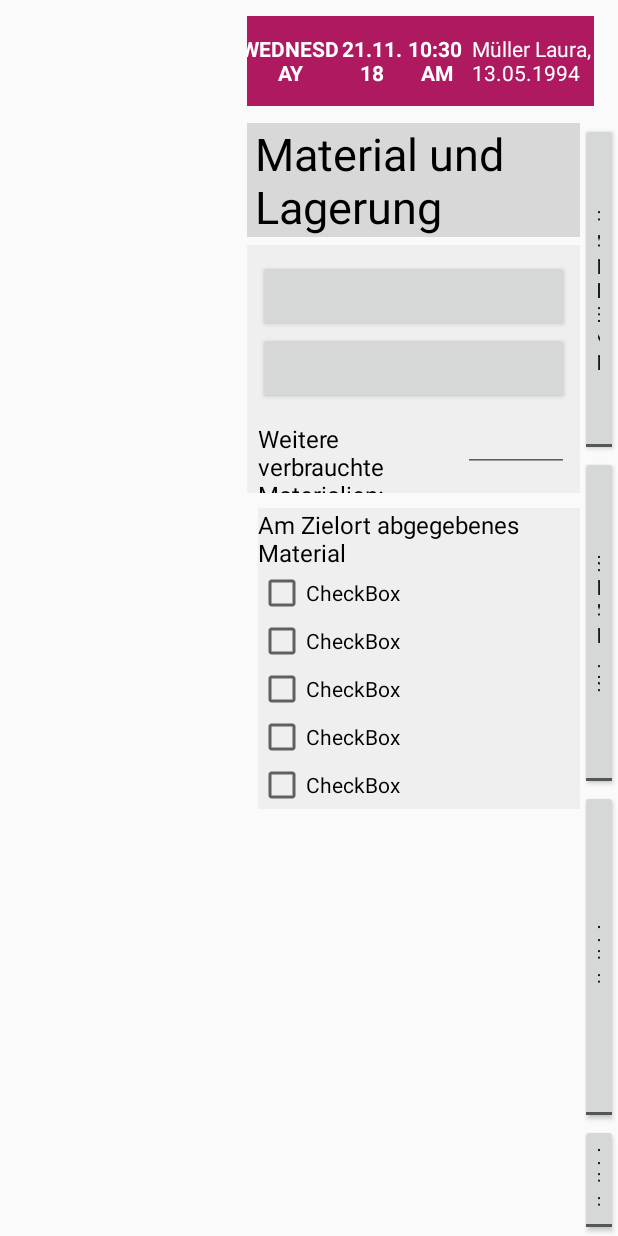
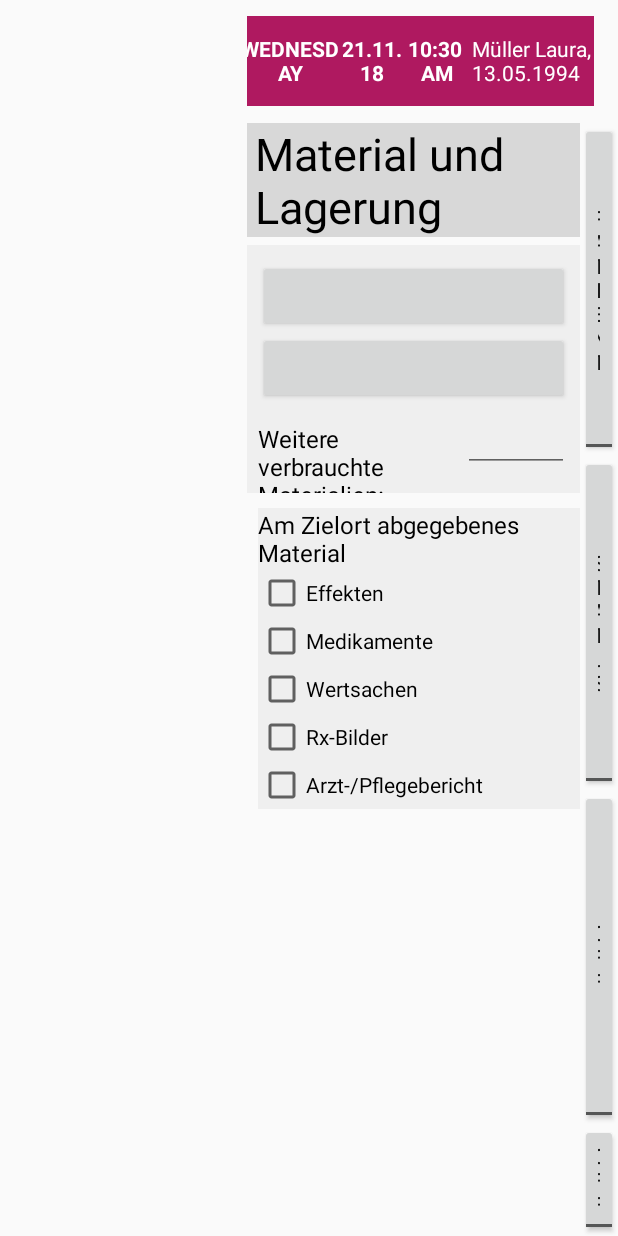
Before and after one commit to bauej1/epatientenprotokoll, an Android app: the fragment MaterialFragment placed in its activity, on a phone screen of 412 x 824 dp. Run offline under Robolectric (Android 15) with nearby library versions, the phone set to English and light mode, and no system bars; libraries missing offline, so code that uses them is left out: org.honorato.multistatetogglebutton; plain views replace MultiStateToggleButton; 8 statements that could not run were skipped.

Commit message:
adapted color theme

```diff
--- a/app/build.gradle
+++ b/app/build.gradle
@@ -25,7 +25,6 @@ android {
 dependencies {
     implementation fileTree(include: ['*.jar'], dir: 'libs')
     implementation 'com.android.support:appcompat-v7:28.0.0'
-    implementation 'com.android.support.constraint:constraint-layout:1.1.3'
     testImplementation 'junit:junit:4.12'
     androidTestImplementation 'com.android.support.test:runner:1.0.2'
     androidTestImplementation 'com.android.support.test.espresso:espresso-core:3.0.2'
--- a/app/src/main/AndroidManifest.xml
+++ b/app/src/main/AndroidManifest.xml
@@ -8,7 +8,8 @@
         android:roundIcon="@mipmap/ic_launcher_round"
         android:icon="@mipmap/ic_launcher"
         android:supportsRtl="true"
-        android:theme="@style/Theme.AppCompat.Light.NoActionBar.FullScreen" >
+        android:theme="@style/AppTheme"
+        >
         <activity android:name=".activities.MainActivity">
             android:screenOrientation="landscape"
             <intent-filter>
--- a/app/src/main/java/com/epatientenprotokoll/epatientenprotokoll/activities/MainActivity.java
+++ b/app/src/main/java/com/epatientenprotokoll/epatientenprotokoll/activities/MainActivity.java
@@ -3,6 +3,7 @@ package com.epatientenprotokoll.epatientenprotokoll.activities;
 import android.app.ActionBar;
 import android.app.AlertDialog;
 import android.content.Context;
+import android.content.res.Resources;
 import android.support.v4.app.FragmentTransaction;
 import android.support.v7.app.AppCompatActivity;
 import android.os.Bundle;
--- a/app/src/main/res/layout/activity_main.xml
+++ b/app/src/main/res/layout/activity_main.xml
@@ -1,6 +1,6 @@
 <?xml version="1.0" encoding="utf-8"?>
 <LinearLayout xmlns:android="http://schemas.android.com/apk/res/android"
-    xmlns:app="http://schemas.android.com/apk/res-auto"
+    xmlns:mstb="http://schemas.android.com/apk/res-auto"
     xmlns:tools="http://schemas.android.com/tools"
     android:layout_width="match_parent"
     android:layout_height="match_parent"
@@ -47,7 +47,7 @@
                     android:gravity="center_horizontal"
                     android:text="TextView"
                     android:textAllCaps="true"
-                    android:textColor="@android:color/white"
+                    android:textColor="@color/white"
                     android:textStyle="bold" />
 
                 <TextView
@@ -57,7 +57,7 @@
                     android:layout_weight="2"
                     android:gravity="center_horizontal"
                     android:text="TextView"
-                    android:textColor="@android:color/white"
+                    android:textColor="@color/white"
                     android:textStyle="bold" />
 
                 <TextClock
@@ -65,7 +65,7 @@
                     android:layout_height="wrap_content"
                     android:layout_weight="2"
                     android:gravity="center_horizontal"
-                    android:textColor="@android:color/white"
+                    android:textColor="@color/white"
                     android:textStyle="bold" />
 
                 <TextView
@@ -74,7 +74,7 @@
                     android:layout_height="wrap_content"
                     android:layout_weight="10"
                     android:text="Müller Laura, 13.05.1994"
-                    android:textColor="@android:color/white" />
+                    android:textColor="@color/white" />
             </LinearLayout>
 
             <Button
@@ -85,7 +85,7 @@
                 android:layout_weight="15"
                 android:background="@color/colorAccent"
                 android:text="A1"
-                android:textColor="@android:color/white"
+                android:textColor="@color/white"
                 android:textColorLink="@color/colorAccent" />
 
             <Button
@@ -97,7 +97,7 @@
                 android:layout_weight="15"
                 android:background="@color/colorAccent"
                 android:text="B"
-                android:textColor="@android:color/white" />
+                android:textColor="@color/white" />
 
             <ImageButton
                 android:id="@+id/ibTime"
@@ -107,7 +107,7 @@
                 android:layout_marginTop="10dp"
                 android:layout_weight="15"
                 android:background="@color/colorAccent"
-                app:srcCompat="@drawable/clock" />
+                mstb:srcCompat="@drawable/clock" />
 
         </LinearLayout>
 
@@ -139,6 +139,8 @@
                     android:layout_width="match_parent"
                     android:layout_height="0dp"
                     android:layout_weight="30"
+                    android:textColorHint="@color/colorAccent"
+                    android:textColorLink="@color/black"
                     android:textOff="@string/patient"
                     android:textOn="@string/patient" />
 
--- a/app/src/main/res/layout/fragment_material.xml
+++ b/app/src/main/res/layout/fragment_material.xml
@@ -1,6 +1,7 @@
 <?xml version="1.0" encoding="utf-8"?>
 <FrameLayout xmlns:android="http://schemas.android.com/apk/res/android"
-    xmlns:app="http://schemas.android.com/apk/res-auto"
+    xmlns:mstb="http://schemas.android.com/apk/res-auto"
+    xmlns:tools="http://schemas.android.com/tools"
     android:orientation="vertical"
     android:layout_width="match_parent"
     android:layout_height="match_parent">
@@ -23,7 +24,7 @@
                 android:layout_height="wrap_content"
                 android:paddingLeft="5dp"
                 android:text="@string/materialundlagerung"
-                android:textColor="@android:color/black"
+                android:textColor="@color/black"
                 android:textSize="30dp" />
 
         </LinearLayout>
@@ -42,11 +43,11 @@
                 android:layout_marginTop="10dp"
                 android:layout_marginRight="7dp"
                 android:visibility="visible"
-                app:mstbColorNotPressedText="@color/grey"
-                app:mstbColorPressedText="@color/grey"
-                app:mstbPrimaryColor="@android:color/black"
-                app:mstbSecondaryColor="@color/grey"
-                app:values="@array/material_array1" />
+                mstb:mstbColorNotPressedText="@color/grey"
+                mstb:mstbColorPressedText="@color/grey"
+                mstb:mstbPrimaryColor="@color/black"
+                mstb:mstbSecondaryColor="@color/grey"
+                mstb:values="@array/material_array1" />
 
             <org.honorato.multistatetogglebutton.MultiStateToggleButton
                 android:id="@+id/mstb_material2"
@@ -55,11 +56,11 @@
                 android:layout_marginLeft="7dp"
                 android:layout_marginRight="7dp"
                 android:visibility="visible"
-                app:mstbColorNotPressedText="@color/grey"
-                app:mstbColorPressedText="@color/grey"
-                app:mstbPrimaryColor="@android:color/black"
-                app:mstbSecondaryColor="@color/grey"
-                app:values="@array/material_array2">
+                mstb:mstbColorNotPressedText="@color/grey"
+                mstb:mstbColorPressedText="@color/grey"
+                mstb:mstbPrimaryColor="@color/black"
+                mstb:mstbSecondaryColor="@color/grey"
+                mstb:values="@array/material_array2">
 
             </org.honorato.multistatetogglebutton.MultiStateToggleButton>
 
@@ -70,11 +71,11 @@
                 android:layout_marginLeft="7dp"
                 android:layout_marginRight="7dp"
                 android:visibility="gone"
-                app:mstbColorNotPressedText="@color/grey"
-                app:mstbColorPressedText="@color/grey"
-                app:mstbPrimaryColor="@android:color/black"
-                app:mstbSecondaryColor="@color/grey"
-                app:values="@array/halskragen_array">
+                mstb:mstbColorNotPressedText="@color/grey"
+                mstb:mstbColorPressedText="@color/grey"
+                mstb:mstbPrimaryColor="@color/black"
+                mstb:mstbSecondaryColor="@color/grey"
+                mstb:values="@array/halskragen_array">
 
             </org.honorato.multistatetogglebutton.MultiStateToggleButton>
 
@@ -85,11 +86,11 @@
                 android:layout_marginLeft="142dp"
                 android:layout_marginRight="7dp"
                 android:visibility="gone"
-                app:mstbColorNotPressedText="@color/grey"
-                app:mstbColorPressedText="@color/grey"
-                app:mstbPrimaryColor="@android:color/black"
-                app:mstbSecondaryColor="@color/grey"
-                app:values="@array/rettungsbrett_array">
+                mstb:mstbColorNotPressedText="@color/grey"
+                mstb:mstbColorPressedText="@color/grey"
+                mstb:mstbPrimaryColor="@color/black"
+                mstb:mstbSecondaryColor="@color/grey"
+                mstb:values="@array/rettungsbrett_array">
 
             </org.honorato.multistatetogglebutton.MultiStateToggleButton>
 
@@ -100,12 +101,11 @@
                 android:layout_marginLeft="278dp"
                 android:layout_marginRight="7dp"
                 android:visibility="gone"
-                app:mstbColorNotPressedText="@color/grey"
-                app:mstbColorPressedText="@color/grey"
-                app:mstbPrimaryColor="@android:color/black"
-                app:mstbSecondaryColor="@color/grey"
-                app:values="@array/wundversorgung_array">
-
+                mstb:mstbColorNotPressedText="@color/grey"
+                mstb:mstbColorPressedText="@color/grey"
+                mstb:mstbPrimaryColor="@color/black"
+                mstb:mstbSecondaryColor="@color/grey"
+                mstb:values="@array/wundversorgung_array">
             </org.honorato.multistatetogglebutton.MultiStateToggleButton>
 
             <LinearLayout
@@ -121,7 +121,8 @@
                     android:layout_marginLeft="7dp"
                     android:layout_weight="1"
                     android:text="@string/weitereMat"
-                    android:textColor="@android:color/black"
+                    android:textColor="@color/black"
+                    android:textColorLink="@color/colorPrimary"
                     android:textSize="16dp" />
 
                 <EditText
@@ -131,7 +132,9 @@
                     android:layout_weight="2"
                     android:ems="10"
                     android:imeOptions="actionDone"
-                    android:inputType="textPersonName" />
+                    android:inputType="textPersonName"
+                    android:textColorLink="?attr/actionModeSplitBackground"
+                    tools:textColorLink="@color/colorAccent" />
             </LinearLayout>
 
         </LinearLayout>
@@ -149,38 +152,43 @@
                 android:layout_width="match_parent"
                 android:layout_height="wrap_content"
                 android:text="@string/zielortAbgegeben"
-                android:textColor="@android:color/black"
+                android:textColor="@color/black"
                 android:textSize="16dp" />
+
+            <LinearLayout
+                android:layout_width="match_parent"
+                android:layout_height="match_parent"
+                android:orientation="horizontal"></LinearLayout>
 
             <CheckBox
                 android:id="@+id/checkBox"
                 android:layout_width="match_parent"
                 android:layout_height="wrap_content"
-                android:text="CheckBox" />
+                android:text="@string/effekten" />
 
             <CheckBox
                 android:id="@+id/checkBox5"
                 android:layout_width="match_parent"
                 android:layout_height="wrap_content"
-                android:text="CheckBox" />
+                android:text="@string/medikamente" />
 
             <CheckBox
                 android:id="@+id/checkBox3"
                 android:layout_width="match_parent"
                 android:layout_height="wrap_content"
-                android:text="CheckBox" />
+                android:text="@string/wertsachen" />
 
             <CheckBox
                 android:id="@+id/checkBox2"
                 android:layout_width="match_parent"
                 android:layout_height="wrap_content"
-                android:text="CheckBox" />
+                android:text="@string/rxBilder" />
 
             <CheckBox
                 android:id="@+id/checkBox4"
                 android:layout_width="match_parent"
                 android:layout_height="wrap_content"
-                android:text="CheckBox" />
+                android:text="@string/arztpflegebericht" />
 
         </LinearLayout>
 
--- a/app/src/main/res/values/colors.xml
+++ b/app/src/main/res/values/colors.xml
@@ -6,4 +6,6 @@
 
     <color name="grey">#d8d8d8</color>
     <color name="lightGrey">#efefef</color>
+    <color name="black">#000000</color>
+    <color name="white">#FFFFFF</color>
 </resources>
--- a/app/src/main/res/values/strings.xml
+++ b/app/src/main/res/values/strings.xml
@@ -123,4 +123,9 @@
 
     <string name="weitereMat">Weitere verbrauchte Materialien:</string>
     <string name="zielortAbgegeben">Am Zielort abgegebenes Material</string>
+    <string name="effekten">Effekten</string>
+    <string name="medikamente">Medikamente</string>
+    <string name="wertsachen">Wertsachen</string>
+    <string name="rxBilder">Rx-Bilder</string>
+    <string name="arztpflegebericht">Arzt-/Pflegebericht</string>
 </resources>
--- a/app/src/main/res/values/styles.xml
+++ b/app/src/main/res/values/styles.xml
@@ -1,18 +1,22 @@
 <resources>
 
     <!-- Base application theme. -->
-    <style name="AppTheme" parent="Theme.AppCompat.Light.DarkActionBar">
+    <style name="AppTheme" parent="Theme.AppCompat.Light.NoActionBar">
         <!-- Customize your theme here. -->
         <item name="colorPrimary">@color/colorPrimary</item>
         <item name="colorPrimaryDark">@color/colorPrimaryDark</item>
         <item name="colorAccent">@color/colorAccent</item>
-    </style>
-
-    <style name="Theme.AppCompat.Light.NoActionBar.FullScreen" parent="@style/Theme.AppCompat.Light.NoActionBar">
         <item name="android:windowNoTitle">true</item>
         <item name="android:windowActionBar">false</item>
         <item name="android:windowFullscreen">true</item>
         <item name="android:windowContentOverlay">@null</item>
     </style>
 
+    <!--<style name="Theme.AppCompat.Light.NoActionBar.FullScreen" parent="@style/Theme.AppCompat.Light.NoActionBar">-->
+        <!--<item name="android:windowNoTitle">true</item>-->
+        <!--<item name="android:windowActionBar">false</item>-->
+        <!--<item name="android:windowFullscreen">true</item>-->
+        <!--<item name="android:windowContentOverlay">@null</item>-->
+    <!--</style>-->
+
 </resources>
```
Also changed, not shown: app/src/main/res/layout/fragment_master_data.xml (+12 -12 lines), app/src/main/res/layout/fragment_status.xml (+25 -26 lines), app/src/main/res/layout/time_view.xml (+7 -8 lines).
